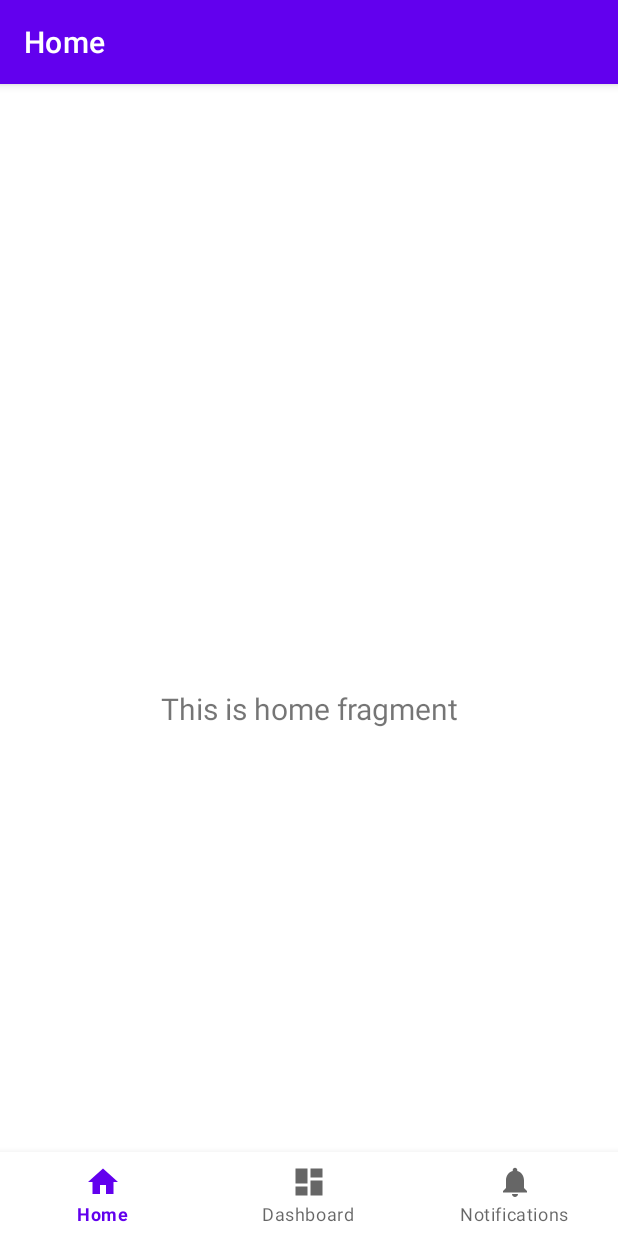
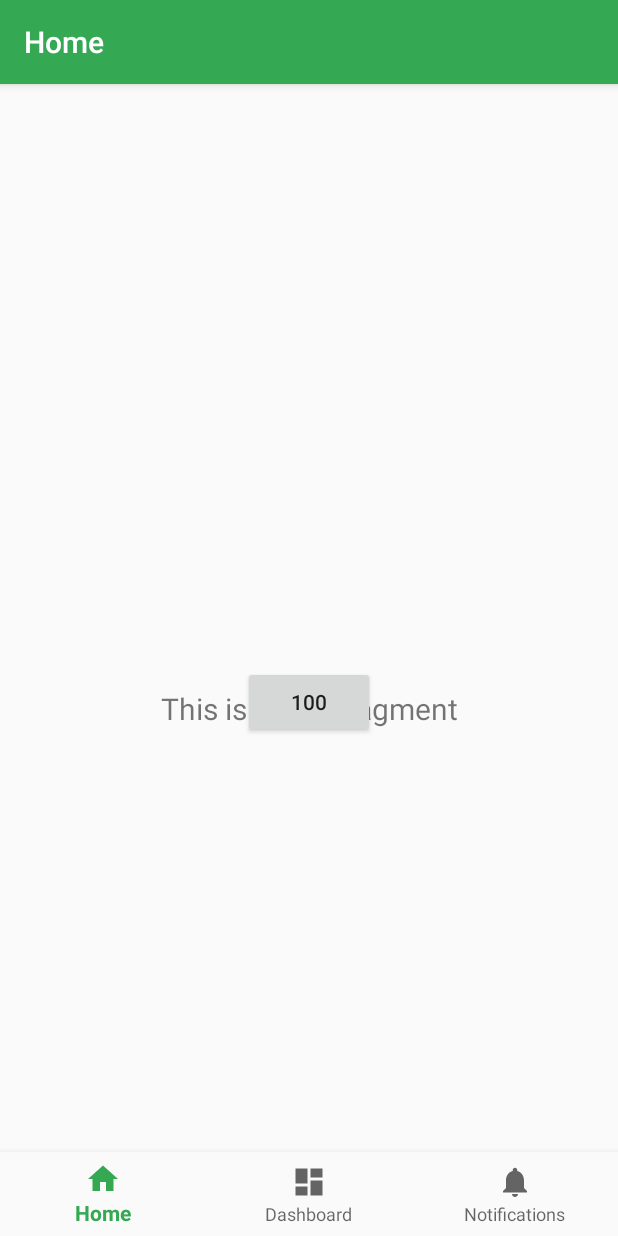
Before and after one commit to betonamu/MoneyManagement, an Android app: the screen it shows after launch (MainActivity), on a phone screen of 412 x 824 dp. Run offline under Robolectric (Android 15) with nearby library versions, the phone set to English and light mode, and no system bars; our stand-ins replace navigation-ui.

Commit message:
Splash Screen

```diff
--- /dev/null
+++ b/app/src/main/java/com/example/doanjava/SplashActivity.java
@@ -0,0 +1,20 @@
+package com.example.doanjava;
+
+import androidx.appcompat.app.AppCompatActivity;
+
+import android.content.Intent;
+import android.os.Bundle;
+
+public class SplashActivity extends AppCompatActivity {
+
+    @Override
+    protected void onCreate(Bundle savedInstanceState) {
+        super.onCreate(savedInstanceState);
+
+        //Start Main activity
+        startActivity(new Intent(SplashActivity.this,MainActivity.class));
+
+        //close Splash Activity
+        finish();
+    }
+}
--- /dev/null
+++ b/app/src/main/res/drawable/splash_background.xml
@@ -0,0 +1,10 @@
+<?xml version="1.0" encoding="utf-8"?>
+<layer-list xmlns:android="http://schemas.android.com/apk/res/android"
+    android:opacity="opaque">
+    <item android:drawable="@color/colorPrimary" />
+    <item>
+        <bitmap
+            android:gravity="center"
+            android:src="@drawable/coins" />
+    </item>
+</layer-list>
--- a/app/src/main/res/layout/activity_main.xml
+++ b/app/src/main/res/layout/activity_main.xml
@@ -1,5 +1,6 @@
 <?xml version="1.0" encoding="utf-8"?>
-<androidx.constraintlayout.widget.ConstraintLayout xmlns:android="http://schemas.android.com/apk/res/android"
+<androidx.constraintlayout.widget.ConstraintLayout
+    xmlns:android="http://schemas.android.com/apk/res/android"
     xmlns:app="http://schemas.android.com/apk/res-auto"
     android:id="@+id/container"
     android:layout_width="match_parent"
--- a/app/src/main/res/layout/fragment_home.xml
+++ b/app/src/main/res/layout/fragment_home.xml
@@ -13,10 +13,21 @@
         android:layout_marginStart="8dp"
         android:layout_marginTop="8dp"
         android:layout_marginEnd="8dp"
-        android:textAlignment="center"
+        android:gravity="center"
         android:textSize="20sp"
         app:layout_constraintBottom_toBottomOf="parent"
         app:layout_constraintEnd_toEndOf="parent"
         app:layout_constraintStart_toStartOf="parent"
         app:layout_constraintTop_toTopOf="parent" />
+        <Button
+            android:layout_width="wrap_content"
+            android:layout_height="wrap_content"
+            android:layout_gravity="center"
+            android:text="100"
+            app:layout_constraintBottom_toBottomOf="parent"
+            app:layout_constraintEnd_toEndOf="parent"
+            app:layout_constraintStart_toStartOf="parent"
+            app:layout_constraintTop_toTopOf="parent" >
+
+        </Button>
 </androidx.constraintlayout.widget.ConstraintLayout>
--- a/app/src/main/res/values/colors.xml
+++ b/app/src/main/res/values/colors.xml
@@ -7,4 +7,9 @@
     <color name="teal_700">#FF018786</color>
     <color name="black">#FF000000</color>
     <color name="white">#FFFFFFFF</color>
+
+    <color name="colorPrimary">#34a853</color>
+    <color name="colorPrimaryDark">#0000FF</color>
+    <color name="colorAccent">#00FF00</color>
+    <color name="actionMenuTextColor">#0000FF</color>
 </resources>
--- a/app/src/main/res/values/strings.xml
+++ b/app/src/main/res/values/strings.xml
@@ -1,5 +1,5 @@
 <resources>
-    <string name="app_name">DoanJava</string>
+    <string name="app_name">Android Project</string>
     <string name="title_home">Home</string>
     <string name="title_dashboard">Dashboard</string>
     <string name="title_notifications">Notifications</string>
--- /dev/null
+++ b/app/src/main/res/values/style.xml
@@ -0,0 +1,14 @@
+<?xml version="1.0" encoding="utf-8"?>
+<resources>
+    <!-- Base application theme. -->
+    <style name="AppTheme" parent="Theme.AppCompat.DayNight.DarkActionBar">
+        <!-- Customize your theme here. -->
+        <item name="colorPrimary">@color/colorPrimary</item>
+        <item name="colorPrimaryDark">@color/colorPrimaryDark</item>
+        <item name="colorAccent">@color/colorAccent</item>
+    </style>
+    <!-- Splash Screen theme. -->
+    <style name="SplashTheme" parent="Theme.AppCompat.Light.NoActionBar">
+        <item name="android:windowBackground">@drawable/splash_background</item>
+    </style>
+</resources>
```
Also changed, not shown: app/src/main/AndroidManifest.xml (+8 -4 lines), app/src/main/res/drawable/ic_splash_logo.xml (added, +41 -0 lines), app/src/main/res/drawable/coins.png (added).
